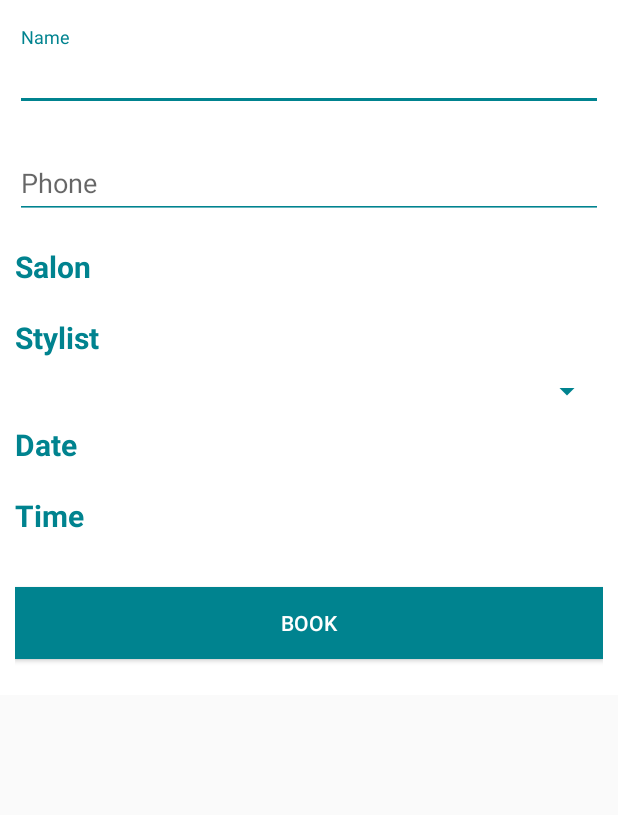
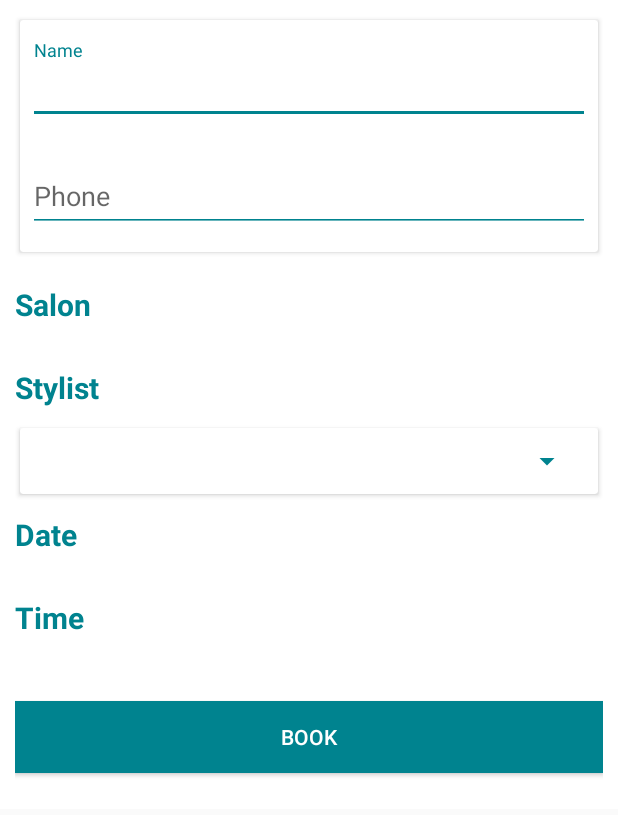
Before and after one commit to mrtoandoan/framgia_hair_stylist_android, an Android app: the BookingActivity screen opened directly, with no data from a screen before it, on a phone screen of 412 x 824 dp. Shown: the top 815 px of the screen. Run offline under Robolectric (Android 15) with nearby library versions, the phone set to English and light mode, and no system bars; our stand-ins replace data binding; libraries missing offline, so code that uses them is left out: com.toptoche.searchablespinnerlibrary, rx.android.schedulers, rx.functions, rx.schedulers, rx.subscriptions; plain views replace SearchableSpinner; 2 statements that could not run were skipped.

Commit message:
api booking 5

```diff
--- a/app/src/main/java/com/framgia/fsalon/screen/booking/BookingContract.java
+++ b/app/src/main/java/com/framgia/fsalon/screen/booking/BookingContract.java
@@ -46,6 +46,14 @@ interface BookingContract {
         void onBookSuccess(BookingOder bookingOder);
 
         void book();
+
+        void onInputPhoneError();
+
+        void onInputNameError();
+
+        void onInputTimeError();
+
+        void onInputSalonError();
     }
 
     /**
--- a/app/src/main/java/com/framgia/fsalon/utils/binding/BindingUtils.java
+++ b/app/src/main/java/com/framgia/fsalon/utils/binding/BindingUtils.java
@@ -13,6 +13,7 @@ import android.widget.AdapterView;
 import android.widget.ArrayAdapter;
 import android.widget.ImageView;
 import android.widget.LinearLayout;
+import android.widget.TextView;
 
 import com.framgia.fsalon.R;
 import com.framgia.fsalon.data.model.Stylist;
@@ -89,4 +90,9 @@ public class BindingUtils {
     public static void setSelectedTab(ViewPager viewPager, int position) {
         viewPager.setCurrentItem(position);
     }
+
+    @BindingAdapter({"colorId"})
+    public static void setcolorId(TextView view, int colorId) {
+        view.setTextColor(view.getResources().getColor(colorId));
+    }
 }
--- a/app/src/main/res/layout/activity_booking.xml
+++ b/app/src/main/res/layout/activity_booking.xml
@@ -27,33 +27,60 @@
             android:paddingRight="@dimen/dp_10"
             android:paddingTop="@dimen/dp_10">
 
+            <android.support.v7.widget.CardView
+                xmlns:car_view="http://schemas.android.com/tools"
+                android:layout_width="match_parent"
+                android:layout_height="wrap_content"
+                android:layout_margin="@dimen/dp_3"
+                android:elevation="@dimen/dp_5"
+                bind:cardCornerRadius="@dimen/dp_2"
+                car_view:cardElevation="@dimen/dp1"
+                >
+
+                <LinearLayout
+                    android:layout_width="match_parent"
+                    android:layout_height="match_parent"
+                    android:orientation="vertical"
+                    android:padding="@dimen/dp_5">
+
                     <android.support.design.widget.TextInputLayout
                         android:layout_width="match_parent"
                         android:layout_height="wrap_content"
                         android:layout_marginBottom="@dimen/dp_8"
-                android:layout_marginTop="@dimen/dp_8">
+                        android:layout_marginTop="@dimen/dp_8"
+                        bind:errorText="@{viewModel.nameError}">
 
                         <EditText
                             android:layout_width="match_parent"
                             android:layout_height="wrap_content"
                             android:hint="@string/hint_name"
-                    android:text="@={viewModel.name}"
-                    android:inputType="textPersonName"/>
+                            android:inputType="textPersonName"
+                            android:text="@={viewModel.name}"/>
                     </android.support.design.widget.TextInputLayout>
 
                     <android.support.design.widget.TextInputLayout
                         android:layout_width="match_parent"
                         android:layout_height="wrap_content"
                         android:layout_marginBottom="@dimen/dp_8"
-                android:layout_marginTop="@dimen/dp_8">
+                        android:layout_marginTop="@dimen/dp_8"
+                        bind:errorText="@{viewModel.phoneError}">
 
                         <EditText
                             android:layout_width="match_parent"
                             android:layout_height="wrap_content"
                             android:hint="@string/title_phone"
-                    android:text="@={viewModel.phone}"
-                    android:inputType="number"/>
+                            android:inputType="number"
+                            android:text="@={viewModel.phone}"/>
                     </android.support.design.widget.TextInputLayout>
+                </LinearLayout>
+            </android.support.v7.widget.CardView>
+
+            <android.support.design.widget.TextInputLayout
+                android:layout_width="match_parent"
+                android:layout_height="wrap_content"
+                android:layout_marginBottom="@dimen/dp_8"
+                android:layout_marginTop="@dimen/dp_8"
+                bind:errorText="@{viewModel.salonError}">
 
                 <android.support.v7.widget.AppCompatTextView
                     android:layout_width="match_parent"
@@ -65,6 +92,7 @@
                     android:textSize="@dimen/sp_20"
                     android:textStyle="bold"
                     />
+            </android.support.design.widget.TextInputLayout>
 
             <android.support.v7.widget.RecyclerView
                 android:layout_width="match_parent"
@@ -84,14 +112,33 @@
                 android:textStyle="bold"
                 />
 
+            <android.support.v7.widget.CardView
+                xmlns:car_view="http://schemas.android.com/tools"
+                android:layout_width="match_parent"
+                android:layout_height="wrap_content"
+                android:layout_margin="@dimen/dp_3"
+                android:elevation="@dimen/dp_5"
+                bind:cardCornerRadius="@dimen/dp_2"
+                car_view:cardElevation="@dimen/dp1"
+                >
+
+                <LinearLayout
+                    android:layout_width="match_parent"
+                    android:layout_height="match_parent"
+                    android:orientation="vertical"
+                    android:padding="@dimen/dp_10">
+
                     <com.toptoche.searchablespinnerlibrary.SearchableSpinner
                         android:layout_width="match_parent"
                         android:layout_height="wrap_content"
                         android:scrollbarSize="@dimen/dp_20"
                         bind:hintText="@string/title_dash"
+                        bind:searchableSpinnerAdapter="@{viewModel.stylistAdapter}"
                         bind:stylistId="@={viewModel.stylistId}"
-                bind:viewModel="@{viewModel}"
-                bind:searchableSpinnerAdapter="@{viewModel.stylistAdapter}"/>
+                        bind:viewModel="@{viewModel}"/>
+                </LinearLayout>
+
+            </android.support.v7.widget.CardView>
 
             <android.support.v7.widget.AppCompatTextView
                 android:layout_width="match_parent"
@@ -111,6 +158,13 @@
                 bind:recyclerAdapter="@{viewModel.dateAdapter}"
                 bind:spanCount="3"/>
 
+            <android.support.design.widget.TextInputLayout
+                android:layout_width="match_parent"
+                android:layout_height="wrap_content"
+                android:layout_marginBottom="@dimen/dp_8"
+                android:layout_marginTop="@dimen/dp_8"
+                bind:errorText="@{viewModel.timeError}">
+
                 <android.support.v7.widget.AppCompatTextView
                     android:layout_width="match_parent"
                     android:layout_height="wrap_content"
@@ -121,6 +175,7 @@
                     android:textSize="@dimen/sp_20"
                     android:textStyle="bold"
                     />
+            </android.support.design.widget.TextInputLayout>
 
             <android.support.v7.widget.RecyclerView
                 android:layout_width="match_parent"
@@ -135,9 +190,9 @@
                 android:layout_marginBottom="@dimen/dp_24"
                 android:layout_marginTop="@dimen/dp_24"
                 android:background="@color/colorPrimaryDark"
+                android:onClick="@{() -> viewModel.book()}"
                 android:padding="@dimen/dp_12"
                 android:text="@string/title_book"
-                android:onClick="@{() -> viewModel.book()}"
                 android:textColor="@android:color/white"/>
         </LinearLayout>
     </android.support.v4.widget.NestedScrollView>
--- a/app/src/main/res/layout/item_spinner.xml
+++ b/app/src/main/res/layout/item_spinner.xml
@@ -3,8 +3,6 @@
     xmlns:android="http://schemas.android.com/apk/res/android"
     android:layout_width="match_parent"
     android:layout_height="wrap_content"
-    android:gravity="center"
-    android:padding="@dimen/dp_2"
     android:textColor="@color/color_black"
     android:textSize="@dimen/sp_15"
     />
--- a/app/src/main/res/values/strings.xml
+++ b/app/src/main/res/values/strings.xml
@@ -41,4 +41,6 @@
     <string name="title_report">Report</string>
     <string name="title_profile">Profile</string>
     <string name="msg_book_success">Book Success</string>
+    <string name="msg_pls_select_time">Please Select The Time Below</string>
+    <string name="msg_pls_select_salon">Please Select The Salon Below</string>
 </resources>
```
Also changed, not shown: app/src/main/java/com/framgia/fsalon/data/model/BookingRender.java (+14 -0 lines), app/src/main/java/com/framgia/fsalon/screen/booking/BookingPresenter.java (+22 -0 lines), app/src/main/java/com/framgia/fsalon/screen/booking/BookingViewModel.java (+70 -0 lines), app/src/main/res/layout/item_time_booking.xml (+7 -4 lines). Lines whose indentation alone changed are shown as unchanged.
